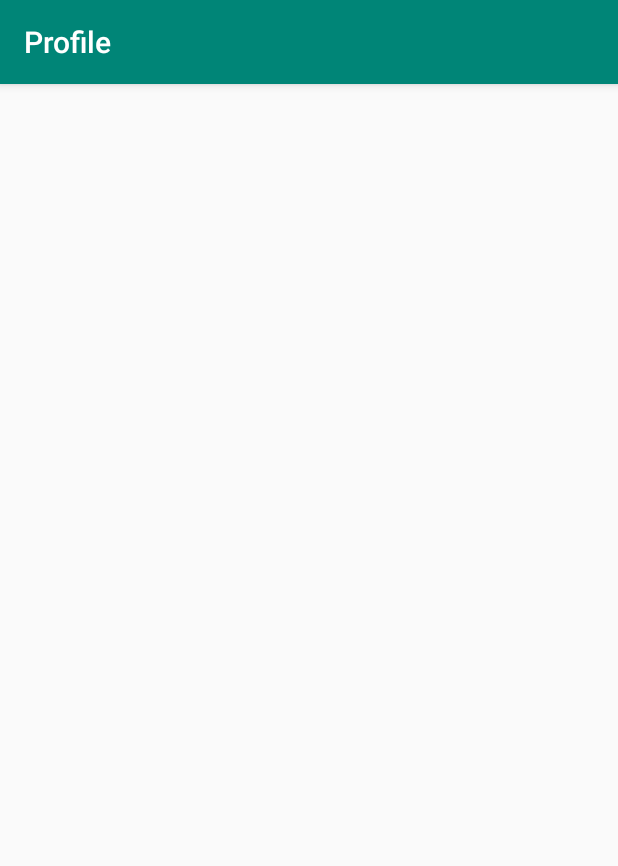
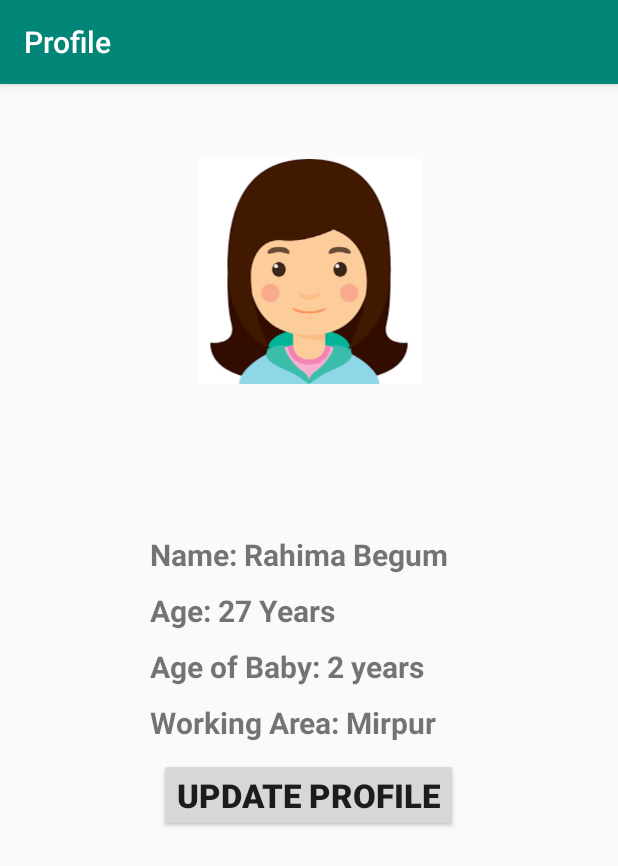
Before and after one commit to muntahatasnim/Bracathon-Health-Awareness, an Android app: the ProfileActivity screen opened directly, with no data from a screen before it, on a phone screen of 412 x 824 dp. Shown: the top 866 px of the screen. Run offline under Robolectric (Android 15) with nearby library versions, the phone set to English and light mode, and no system bars.

Commit message:
raat 5 ta

```diff
--- a/app/src/main/AndroidManifest.xml
+++ b/app/src/main/AndroidManifest.xml
@@ -9,8 +9,10 @@
         android:roundIcon="@mipmap/ic_launcher_round"
         android:supportsRtl="true"
         android:theme="@style/AppTheme">
-        <activity android:name=".Hudai"></activity>
-        <activity android:name=".Medicines"></activity>
+        <activity android:name=".LanguageActivity"></activity>
+        <activity android:name=".SettingsItemActivity" />
+        <activity android:name=".Hudai" />
+        <activity android:name=".Medicines" />
         <activity android:name=".Language_change" />
         <activity android:name=".ProfileActivity" />
         <activity android:name=".SettingsActivity" />
--- a/app/src/main/java/com/csedu/bracathon/ProfileActivity.java
+++ b/app/src/main/java/com/csedu/bracathon/ProfileActivity.java
@@ -1,14 +1,28 @@
 package com.csedu.bracathon;
 
+import android.content.Intent;
 import android.support.v7.app.AppCompatActivity;
 import android.os.Bundle;
+import android.view.View;
+import android.widget.Button;
 
 public class ProfileActivity extends AppCompatActivity {
+
+    private Button update;
 
     @Override
     protected void onCreate(Bundle savedInstanceState) {
         super.onCreate(savedInstanceState);
         setContentView(R.layout.activity_profile);
         setTitle("Profile");
+
+        update = findViewById(R.id.update);
+        update.setOnClickListener(new View.OnClickListener() {
+            @Override
+            public void onClick(View v) {
+                Intent intent = new Intent(ProfileActivity.this,UpdateActivity.class);
+                startActivity(intent);
+            }
+        });
     }
 }
--- a/app/src/main/res/layout/activity_profile.xml
+++ b/app/src/main/res/layout/activity_profile.xml
@@ -1,9 +1,69 @@
 <?xml version="1.0" encoding="utf-8"?>
-<android.support.constraint.ConstraintLayout xmlns:android="http://schemas.android.com/apk/res/android"
+<LinearLayout xmlns:android="http://schemas.android.com/apk/res/android"
     xmlns:app="http://schemas.android.com/apk/res-auto"
     xmlns:tools="http://schemas.android.com/tools"
     android:layout_width="match_parent"
     android:layout_height="match_parent"
-    tools:context=".ProfileActivity">
+    tools:context=".ProfileActivity"
+    android:orientation="vertical">
 
-</android.support.constraint.ConstraintLayout>
+        <ImageView android:id="@+id/pic"
+            android:layout_width="200dp"
+            android:layout_height="150dp"
+            android:src="@drawable/woman"
+            android:layout_gravity="center|top"
+            android:layout_marginTop="50dp"
+            android:layout_marginBottom="100dp"
+            />
+    <LinearLayout
+        android:layout_width="wrap_content"
+        android:layout_height="wrap_content"
+        android:orientation="vertical"
+        android:layout_marginLeft="100dp"
+        >
+
+    <TextView
+        android:layout_width="wrap_content"
+        android:layout_height="wrap_content"
+        android:text="Name: Rahima Begum"
+        android:textSize="20sp"
+        android:textStyle="bold"
+        android:layout_marginBottom="10dp"
+        />
+    <TextView
+        android:layout_width="wrap_content"
+        android:layout_height="wrap_content"
+        android:text="Age: 27 Years"
+        android:textSize="20sp"
+        android:textStyle="bold"
+        android:layout_marginBottom="10dp"
+        />
+    <TextView
+        android:layout_width="wrap_content"
+        android:layout_height="wrap_content"
+        android:text="Age of Baby: 2 years"
+        android:textStyle="bold"
+        android:textSize="20sp"
+        android:layout_marginBottom="10dp"
+        />
+    <TextView
+        android:layout_width="wrap_content"
+        android:layout_height="wrap_content"
+        android:text="Working Area: Mirpur"
+        android:textSize="20sp"
+        android:textStyle="bold"
+        android:layout_marginBottom="10dp"
+        />
+    </LinearLayout>
+    <Button
+        android:layout_width="wrap_content"
+        android:layout_height="wrap_content"
+        android:layout_gravity="bottom|center"
+        android:text="Update Profile"
+        android:id="@+id/update"
+        android:textStyle="bold"
+        android:textSize="22sp"
+
+        />
+
+</LinearLayout>
--- a/app/src/main/res/values/strings.xml
+++ b/app/src/main/res/values/strings.xml
@@ -3,4 +3,5 @@
     <string name="welcome">welcome</string>
     <string name="login">login</string>
     <string name="change_language">change_language</string>
+    <string name="resource">App Demo</string>
 </resources>
```
Also changed, not shown: app/src/main/java/com/csedu/bracathon/GridActivity.java (+6 -6 lines), app/src/main/java/com/csedu/bracathon/LanguageActivity.java (added, +13 -0 lines), app/src/main/java/com/csedu/bracathon/SettingsActivity.java (+66 -0 lines), app/src/main/java/com/csedu/bracathon/SettingsItemActivity.java (added, +44 -0 lines), app/src/main/java/com/csedu/bracathon/UpdateActivity.java (added, +13 -0 lines), app/src/main/res/layout/activity_demo_dialog.xml (+10 -9 lines), app/src/main/res/layout/activity_language.xml (added, +29 -0 lines), app/src/main/res/layout/activity_notification.xml (+7 -2 lines), app/src/main/res/layout/activity_settings.xml (+14 -3 lines), app/src/main/res/layout/activity_settings_item.xml (added, +28 -0 lines), app/src/main/res/layout/activity_update.xml (added, +44 -0 lines), app/src/main/res/drawable/languages.png (added), app/src/main/res/drawable/logout.png (added), app/src/main/res/drawable/woman.png (added).
